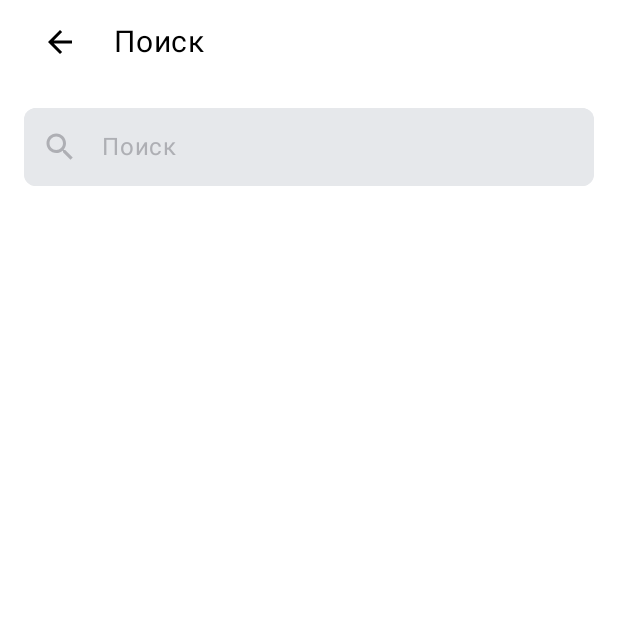
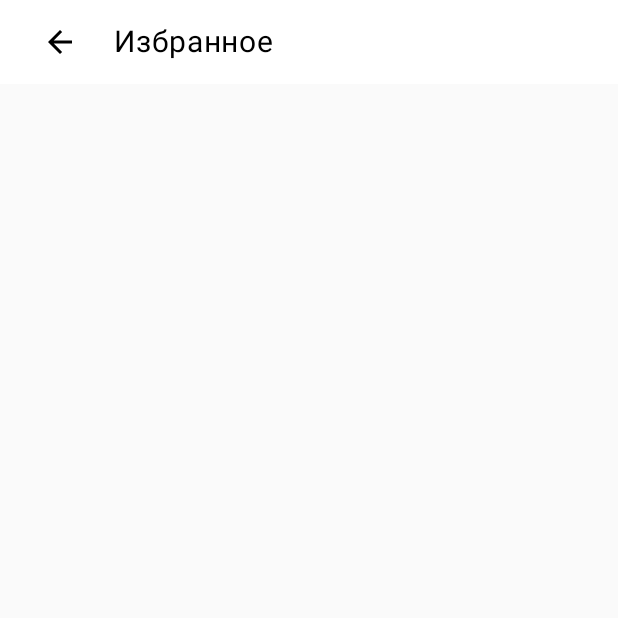
Before and after one commit to DronZed23/playlist-maker-android-VinogradovDmitry, an Android app built with Jetpack Compose: the screen it shows after launch (SearchActivity before the commit, FavouriteActivity after it), after a tap on "Избранное", on a phone screen of 412 x 824 dp, the top half of it. Run offline under Robolectric (Android 15) with nearby library versions, the phone set to English and light mode, and no system bars.

```diff
--- a/app/src/main/AndroidManifest.xml
+++ b/app/src/main/AndroidManifest.xml
@@ -1,6 +1,5 @@
 <?xml version="1.0" encoding="utf-8"?>
 <manifest xmlns:android="http://schemas.android.com/apk/res/android">
-
     <application
         android:allowBackup="true"
         android:dataExtractionRules="@xml/data_extraction_rules"
@@ -23,6 +22,6 @@
         </activity>
         <activity android:name=".SettingsActivity"></activity>
         <activity android:name=".SearchActivity"></activity>
+        <activity android:name=".FavouriteActivity"></activity>>
     </application>
-
 </manifest>
--- /dev/null
+++ b/app/src/main/java/com/example/myapplication/FavouriteActivity.kt
@@ -0,0 +1,71 @@
+package com.example.myapplication
+
+import android.os.Bundle
+import androidx.activity.ComponentActivity
+import androidx.activity.compose.setContent
+import androidx.compose.foundation.layout.Column
+import androidx.compose.material3.MaterialTheme
+import androidx.compose.material3.Surface
+import androidx.compose.ui.graphics.Color
+import androidx.compose.foundation.clickable
+import androidx.compose.foundation.layout.*
+import androidx.compose.material3.*
+import androidx.compose.material.icons.Icons
+import androidx.compose.material.icons.filled.ArrowBack
+import androidx.compose.runtime.*
+import androidx.compose.ui.Alignment
+import androidx.compose.ui.Modifier
+import androidx.compose.ui.res.stringResource
+import androidx.compose.ui.unit.dp
+import androidx.compose.ui.unit.sp
+
+
+class FavouriteActivity : ComponentActivity() {
+    override fun onCreate(savedInstanceState: Bundle?) {
+        super.onCreate(savedInstanceState)
+        setContent {
+            MaterialTheme {
+                Surface(color = Color.White) {
+                    Column {
+                        FavouriteHeader(onBackClick = { finish() })
+                    }
+                }
+            }
+        }
+    }
+}
+
+@Composable
+fun FavouriteHeader(onBackClick: () -> Unit) {
+    Surface(
+        color = Color.White,
+        modifier = Modifier
+            .fillMaxWidth()
+            .height(56.dp)
+            .padding(horizontal = 16.dp)
+    ) {
+        Row(
+            verticalAlignment = Alignment.CenterVertically,
+            modifier = Modifier.fillMaxSize()
+        ) {
+            Box(
+                modifier = Modifier
+                    .size(48.dp)
+                    .clickable { onBackClick() },
+                contentAlignment = Alignment.Center
+            ) {
+                Icon(
+                    imageVector = Icons.Default.ArrowBack,
+                    contentDescription = "Back",
+                    tint = Color.Black
+                )
+            }
+            Spacer(modifier = Modifier.width(12.dp))
+            Text(
+                text = stringResource(id = R.string.favorite),
+                fontSize = 20.sp,
+                color = Color.Black
+            )
+        }
+    }
+}
--- a/app/src/main/java/com/example/myapplication/MainActivity.kt
+++ b/app/src/main/java/com/example/myapplication/MainActivity.kt
@@ -60,7 +60,7 @@ fun Header() {
         contentAlignment = Alignment.CenterStart
     ) {
         Text(
-            text = "Playlist maker",
+            text = stringResource(R.string.playlistMaker),
             color = Color.White,
             style = customTextStyle(),
             modifier = Modifier.padding(start = 16.dp)
@@ -96,7 +96,7 @@ fun BottomWhiteBlock(modifier: Modifier = Modifier) {
         ButtonWithPadding(text = stringResource(R.string.favorite),
             leftIconResId = R.drawable.like,
             rightIconResId = R.drawable.contunie_btn,
-            targetActivity = SearchActivity::class.java
+            targetActivity = FavouriteActivity::class.java
         )
         ButtonWithPadding(stringResource(id = R.string.settings),
             leftIconResId = R.drawable.setting,
--- a/app/src/main/java/com/example/myapplication/SettingsActivity.kt
+++ b/app/src/main/java/com/example/myapplication/SettingsActivity.kt
@@ -82,7 +82,7 @@ class SettingsActivity : ComponentActivity() {
                                 ShareAppRow()
                             }
                         )
-                        SupportRow(supportEmail = "student@example.com")
+                        SupportRow(supportEmail = stringResource(R.string.supportEmail))
                         UserAgreementRow()
                     }
                 }
@@ -215,7 +215,7 @@ fun ShareAppRow() {
             .clickable {
                 val shareIntent = Intent().apply {
                     action = Intent.ACTION_SEND
-                    putExtra(Intent.EXTRA_TEXT, "Здравствуйте! Посмотрите это приложение: [ваша ссылка]")
+                    putExtra(Intent.EXTRA_TEXT, "")
                     type = "text/plain"
                 }
                 context.startActivity(
@@ -249,7 +249,7 @@ fun SupportRow(
                         if (intent.resolveActivity(context.packageManager) != null) {
                             context.startActivity(intent)
                         } else {
-                            Toast.makeText(context, "Почтовый клиент не установлен", Toast.LENGTH_SHORT).show()
+                            Toast.makeText(context, "", Toast.LENGTH_SHORT).show()
                         }
                     }
             )
--- a/app/src/main/java/com/example/myapplication/componentUI/SearchViewModel.kt
+++ b/app/src/main/java/com/example/myapplication/componentUI/SearchViewModel.kt
@@ -33,6 +33,10 @@ class SearchViewModel(
             }
         }
     }
+
+    fun clearSearch() {
+        _searchScreenState.value = SearchState.Initial // Сбрасываем состояние на начальное
+    }
     companion object {
         fun getViewModelFactory(): androidx.lifecycle.ViewModelProvider.Factory =
             object : androidx.lifecycle.ViewModelProvider.Factory {
--- a/app/src/main/java/com/example/myapplication/data/NetworkClient.kt
+++ /dev/null
@@ -1,5 +0,0 @@
-package com.example.myapplication.data
-
-interface NetworkClient {
-    fun doRequest(dto: Any): BaseResponse
-}
--- a/app/src/main/java/com/example/myapplication/data/RetrofitNetworkClient.kt
+++ b/app/src/main/java/com/example/myapplication/data/RetrofitNetworkClient.kt
@@ -1,8 +1,10 @@
 package com.example.myapplication.data
 
+import com.example.myapplication.domain.NetworkClient
+
 class RetrofitNetworkClient(private val storage: Storage) : NetworkClient {
-    override fun doRequest(request: Any): TracksSearchResponse {
-        val searchList = storage.search((request as TracksSearchRequest).expression)
+    override fun doRequest(dto: Any): TracksSearchResponse {
+        val searchList = storage.search((dto as TracksSearchRequest).expression)
         return TracksSearchResponse(searchList).apply { resultCode = 200 }
     }
 }
--- a/app/src/main/java/com/example/myapplication/domain/TracksRepositoryImpl.kt
+++ b/app/src/main/java/com/example/myapplication/domain/TracksRepositoryImpl.kt
@@ -1,6 +1,5 @@
 package com.example.myapplication.domain
 
-import com.example.myapplication.data.NetworkClient
 import com.example.myapplication.data.TracksSearchRequest
 import com.example.myapplication.data.TracksSearchResponse
 import kotlinx.coroutines.delay
```
Also changed, not shown: app/src/main/java/com/example/myapplication/SearchActivity.kt (+8 -5 lines), app/src/main/java/com/example/myapplication/domain/NetworkClient.kt (added, +7 -0 lines), app/src/main/res/values/strings.xml (+8 -0 lines).
